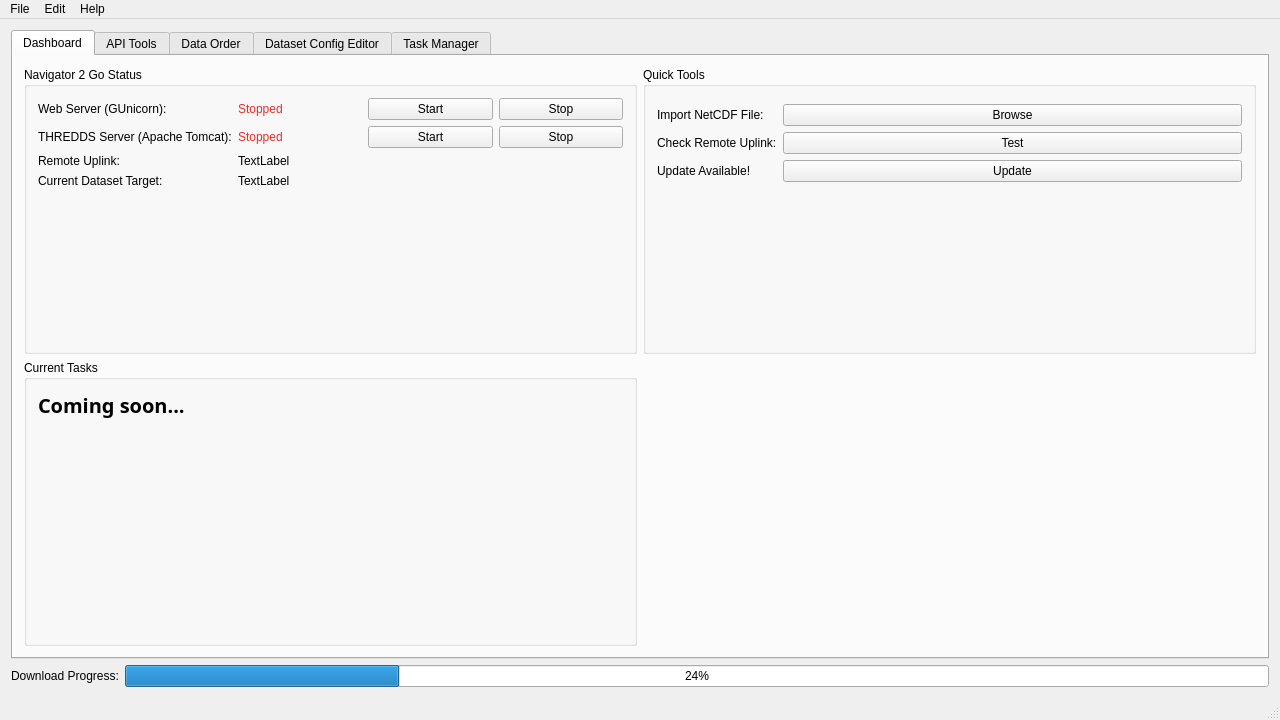
Before: the Qt Designer form Config_Tool/mainwindow.ui in DFO-Ocean-Navigator/Navigator2Go, drawn with Qt 5.
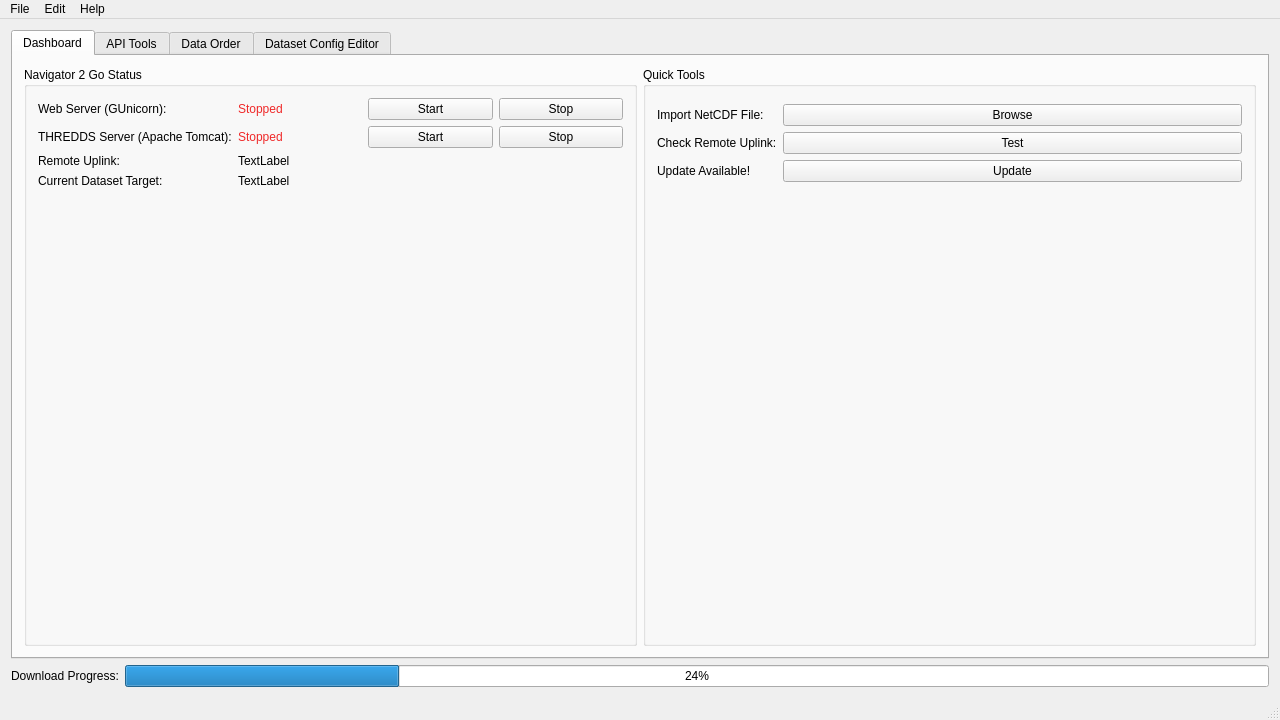
After: the same form once the commit is applied. The open tabs and pages were chosen to show the change. Icons and pictures are not drawn.

Commit message: Only check for remote connection when online.

```diff
--- a/Config_Tool/mainwindow.ui
+++ b/Config_Tool/mainwindow.ui
@@ -201,43 +201,6 @@
           </item>
          </layout>
         </item>
-        <item row="1" column="0">
-         <widget class="QGroupBox" name="groupBox_3">
-          <property name="title">
-           <string>Current Tasks</string>
-          </property>
-          <layout class="QVBoxLayout" name="verticalLayout_3">
-           <item>
-            <widget class="QLabel" name="label_19">
-             <property name="font">
-              <font>
-               <family>Purisa</family>
-               <pointsize>15</pointsize>
-               <weight>75</weight>
-               <bold>true</bold>
-              </font>
-             </property>
-             <property name="text">
-              <string>Coming soon...</string>
-             </property>
-            </widget>
-           </item>
-           <item>
-            <spacer name="verticalSpacer">
-             <property name="orientation">
-              <enum>Qt::Vertical</enum>
-             </property>
-             <property name="sizeHint" stdset="0">
-              <size>
-               <width>20</width>
-               <height>40</height>
-              </size>
-             </property>
-            </spacer>
-           </item>
-          </layout>
-         </widget>
-        </item>
         <item row="0" column="1">
          <widget class="QGroupBox" name="groupBox_2">
           <property name="title">
@@ -815,39 +778,6 @@
         </item>
        </layout>
       </widget>
-      <widget class="QWidget" name="taskManager">
-       <attribute name="icon">
-        <iconset resource="resources.qrc">
-         <normaloff>:/icons/icons/terminal.png</normaloff>:/icons/icons/terminal.png</iconset>
-       </attribute>
-       <attribute name="title">
-        <string>Task Manager</string>
-       </attribute>
-       <attribute name="toolTip">
-        <string>&lt;html&gt;&lt;head/&gt;&lt;body&gt;&lt;p&gt;Create/manage recurring tasks that run in the background of Navigator2Go.&lt;/p&gt;&lt;/body&gt;&lt;/html&gt;</string>
-       </attribute>
-       <widget class="QLabel" name="label_18">
-        <property name="geometry">
-         <rect>
-          <x>470</x>
-          <y>280</y>
-          <width>261</width>
-          <height>81</height>
-         </rect>
-        </property>
-        <property name="font">
-         <font>
-          <family>Purisa</family>
-          <pointsize>15</pointsize>
-          <weight>75</weight>
-          <bold>true</bold>
-         </font>
-        </property>
-        <property name="text">
-         <string>Coming soon...</string>
-        </property>
-       </widget>
-      </widget>
      </widget>
     </item>
     <item>
```
Left out of the diff: 2 changed lines with no effect on the pictures. The commit also changes 1 other file.
